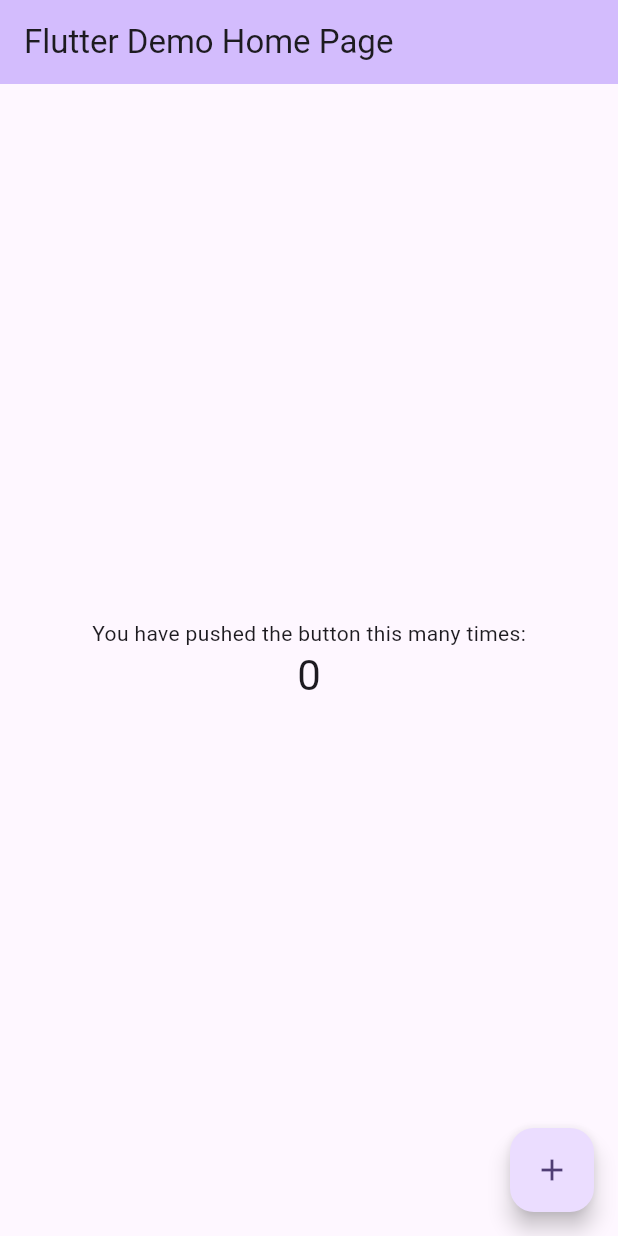
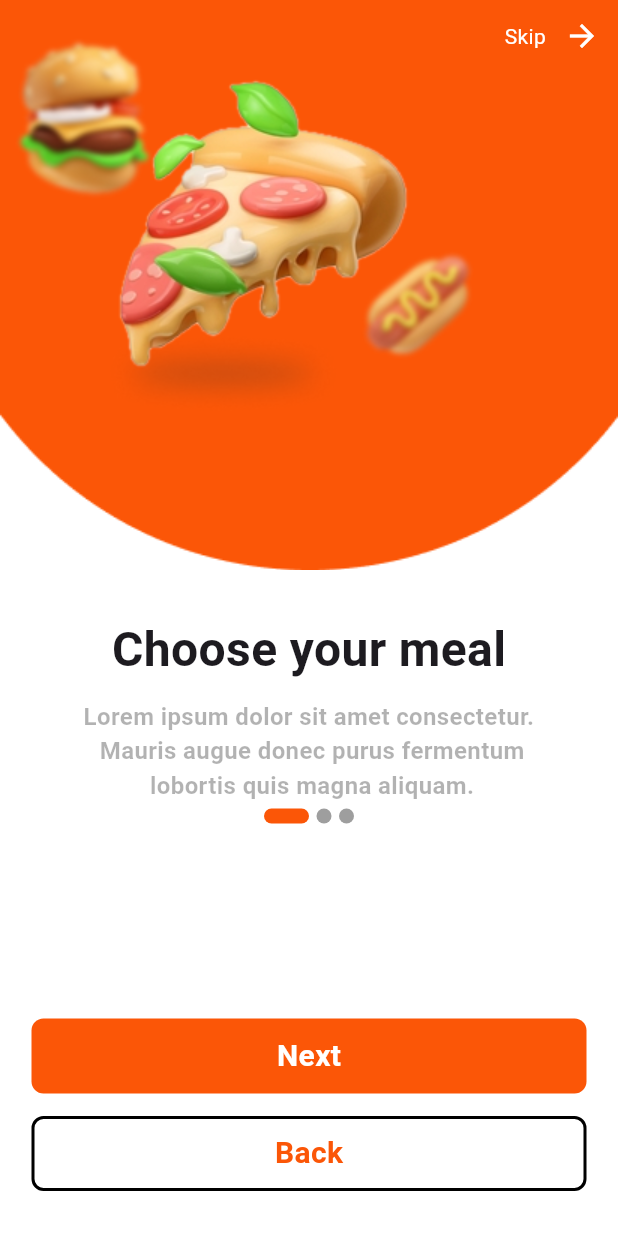
Before and after one commit to abdulrahmanibrahimdawood/restaurant, a Flutter app: the screen it shows after launch, on a phone screen of 412 x 824 dp. Run offline on Flutter 3.47's test engine with Material 3 defaults, Android fonts, the phone set to English and light mode, and no system bars.

Commit message:
create first 3 pages

```diff
--- /dev/null
+++ b/lib/constant.dart
@@ -0,0 +1,8 @@
+import 'package:flutter/material.dart';
+
+const kOnBoardScreenState = 'OnBoardScreenState';
+const kPrimaryColor = Color(0XFFFB5607);
+const kOpenAppPage = 'OpenAppPage';
+const kFirstPage = 'FirstPage';
+const kScoundPage = 'ScoundPage';
+const kThirdPage = 'ThirdPage';
--- a/lib/main.dart
+++ b/lib/main.dart
@@ -1,125 +1,33 @@
 import 'package:flutter/material.dart';
+import 'package:restaurant/constant.dart';
+import 'package:restaurant/pages/first_page.dart';
+import 'package:restaurant/pages/on_board_screen.dart';
+import 'package:restaurant/pages/open_app_page.dart';
+import 'package:restaurant/pages/scound_page.dart';
+import 'package:restaurant/pages/third_page.dart';
 
 void main() {
-  runApp(const MyApp());
+  runApp(const RestaurantApp());
 }
 
-class MyApp extends StatelessWidget {
-  const MyApp({super.key});
+class RestaurantApp extends StatelessWidget {
+  const RestaurantApp({super.key});
 
-  // This widget is the root of your application.
   @override
   Widget build(BuildContext context) {
     return MaterialApp(
-      title: 'Flutter Demo',
-      theme: ThemeData(
-        // This is the theme of your application.
-        //
-        // TRY THIS: Try running your application with "flutter run". You'll see
-        // the application has a blue toolbar. Then, without quitting the app,
-        // try changing the seedColor in the colorScheme below to Colors.green
-        // and then invoke "hot reload" (save your changes or press the "hot
-        // reload" button in a Flutter-supported IDE, or press "r" if you used
-        // the command line to start the app).
-        //
-        // Notice that the counter didn't reset back to zero; the application
-        // state is not lost during the reload. To reset the state, use hot
-        // restart instead.
-        //
-        // This works for code too, not just values: Most code changes can be
-        // tested with just a hot reload.
-        colorScheme: ColorScheme.fromSeed(seedColor: Colors.deepPurple),
-        useMaterial3: true,
+      routes: {
+        kOnBoardScreenState: (context) => OnBoardScreenState(),
+        kOpenAppPage: (context) => OpenAppPage(),
+        kFirstPage: (context) => FirstPage(),
+        kScoundPage: (context) => ScoundPage(),
+        kThirdPage: (context) => ThirdPage(),
+      },
+      debugShowCheckedModeBanner: false,
+      home: const Scaffold(
+        backgroundColor: Colors.white,
+        body: OnBoardScreenState(),
       ),
-      home: const MyHomePage(title: 'Flutter Demo Home Page'),
     );
   }
 }
-
-class MyHomePage extends StatefulWidget {
-  const MyHomePage({super.key, required this.title});
-
-  // This widget is the home page of your application. It is stateful, meaning
-  // that it has a State object (defined below) that contains fields that affect
-  // how it looks.
-
-  // This class is the configuration for the state. It holds the values (in this
-  // case the title) provided by the parent (in this case the App widget) and
-  // used by the build method of the State. Fields in a Widget subclass are
-  // always marked "final".
-
-  final String title;
-
-  @override
-  State<MyHomePage> createState() => _MyHomePageState();
-}
-
-class _MyHomePageState extends State<MyHomePage> {
-  int _counter = 0;
-
-  void _incrementCounter() {
-    setState(() {
-      // This call to setState tells the Flutter framework that something has
-      // changed in this State, which causes it to rerun the build method below
-      // so that the display can reflect the updated values. If we changed
-      // _counter without calling setState(), then the build method would not be
-      // called again, and so nothing would appear to happen.
-      _counter++;
-    });
-  }
-
-  @override
-  Widget build(BuildContext context) {
-    // This method is rerun every time setState is called, for instance as done
-    // by the _incrementCounter method above.
-    //
-    // The Flutter framework has been optimized to make rerunning build methods
-    // fast, so that you can just rebuild anything that needs updating rather
-    // than having to individually change instances of widgets.
-    return Scaffold(
-      appBar: AppBar(
-        // TRY THIS: Try changing the color here to a specific color (to
-        // Colors.amber, perhaps?) and trigger a hot reload to see the AppBar
-        // change color while the other colors stay the same.
-        backgroundColor: Theme.of(context).colorScheme.inversePrimary,
-        // Here we take the value from the MyHomePage object that was created by
-        // the App.build method, and use it to set our appbar title.
-        title: Text(widget.title),
-      ),
-      body: Center(
-        // Center is a layout widget. It takes a single child and positions it
-        // in the middle of the parent.
-        child: Column(
-          // Column is also a layout widget. It takes a list of children and
-          // arranges them vertically. By default, it sizes itself to fit its
-          // children horizontally, and tries to be as tall as its parent.
-          //
-          // Column has various properties to control how it sizes itself and
-          // how it positions its children. Here we use mainAxisAlignment to
-          // center the children vertically; the main axis here is the vertical
-          // axis because Columns are vertical (the cross axis would be
-          // horizontal).
-          //
-          // TRY THIS: Invoke "debug painting" (choose the "Toggle Debug Paint"
-          // action in the IDE, or press "p" in the console), to see the
-          // wireframe for each widget.
-          mainAxisAlignment: MainAxisAlignment.center,
-          children: <Widget>[
-            const Text(
-              'You have pushed the button this many times:',
-            ),
-            Text(
-              '$_counter',
-              style: Theme.of(context).textTheme.headlineMedium,
-            ),
-          ],
-        ),
-      ),
-      floatingActionButton: FloatingActionButton(
-        onPressed: _incrementCounter,
-        tooltip: 'Increment',
-        child: const Icon(Icons.add),
-      ), // This trailing comma makes auto-formatting nicer for build methods.
-    );
-  }
-}
--- /dev/null
+++ b/lib/pages/first_page.dart
@@ -0,0 +1,50 @@
+import 'package:flutter/material.dart';
+import 'package:restaurant/constant.dart';
+
+class FirstPage extends StatelessWidget {
+  const FirstPage({super.key});
+  static String id = kFirstPage;
+  @override
+  Widget build(BuildContext context) {
+    return SafeArea(
+      child: Column(
+        children: [
+          Stack(
+            children: [
+              Image.asset(
+                'lib/assets/images/Ellipse.png',
+                width: MediaQuery.of(context).size.width,
+                fit: BoxFit.cover,
+              ),
+              Image.asset(
+                'lib/assets/images/one.png',
+              ),
+            ],
+          ),
+          const SizedBox(
+            height: 30,
+          ),
+          const Text(
+            'Choose your meal',
+            style: TextStyle(fontSize: 32, fontWeight: FontWeight.bold),
+          ),
+          const SizedBox(
+            height: 10,
+          ),
+          Padding(
+            padding: const EdgeInsets.symmetric(horizontal: 50),
+            child: Text(
+              textAlign: TextAlign.center,
+              "Lorem ipsum dolor sit amet consectetur.\n Mauris augue donec purus fermentum \n lobortis quis magna aliquam.",
+              style: TextStyle(
+                fontSize: 16,
+                fontWeight: FontWeight.bold,
+                color: Colors.black.withOpacity(.3),
+              ),
+            ),
+          ),
+        ],
+      ),
+    );
+  }
+}
--- /dev/null
+++ b/lib/pages/on_board_screen.dart
@@ -0,0 +1,169 @@
+import 'package:flutter/material.dart';
+import 'package:restaurant/constant.dart';
+import 'package:restaurant/pages/first_page.dart';
+import 'package:restaurant/pages/scound_page.dart';
+import 'package:restaurant/pages/third_page.dart';
+
+class OnBoardScreenState extends StatefulWidget {
+  const OnBoardScreenState({super.key});
+  static String id = kOnBoardScreenState;
+  @override
+  State<OnBoardScreenState> createState() => _OnBoardScreenStateState();
+}
+
+class _OnBoardScreenStateState extends State<OnBoardScreenState> {
+  PageController controller = PageController();
+  int index = 0;
+  @override
+  Widget build(BuildContext context) {
+    return SafeArea(
+      child: Stack(
+        children: [
+          Column(
+            mainAxisAlignment: MainAxisAlignment.start,
+            children: [
+              Expanded(
+                child: PageView(
+                  onPageChanged: (value) {
+                    setState(() {
+                      index = value;
+                    });
+                  },
+                  controller: controller,
+                  children: const [
+                    FirstPage(),
+                    ScoundPage(),
+                    ThirdPage(),
+                  ],
+                ),
+              ),
+              Row(
+                mainAxisAlignment: MainAxisAlignment.center,
+                children: [
+                  CustomIndecator(
+                    active: index == 0,
+                  ),
+                  const SizedBox(
+                    width: 5,
+                  ),
+                  CustomIndecator(
+                    active: index == 1,
+                  ),
+                  const SizedBox(
+                    width: 5,
+                  ),
+                  CustomIndecator(
+                    active: index == 2,
+                  ),
+                ],
+              ),
+              const SizedBox(
+                height: 130,
+              ),
+              InkWell(
+                onTap: () {
+                  controller.animateToPage(index + 1,
+                      duration: const Duration(milliseconds: 250),
+                      curve: Curves.linear);
+                },
+                child: Container(
+                  height: 50,
+                  width: 370,
+                  decoration: BoxDecoration(
+                      color: kPrimaryColor,
+                      borderRadius: BorderRadius.circular(8)),
+                  child: Center(
+                    child: Text(
+                      index == 2 ? 'Start' : 'Next',
+                      style: const TextStyle(
+                          fontSize: 20,
+                          color: Colors.white,
+                          fontWeight: FontWeight.bold),
+                    ),
+                  ),
+                ),
+              ),
+              const SizedBox(
+                height: 15,
+              ),
+              InkWell(
+                onTap: () {
+                  controller.animateToPage(index - 1,
+                      duration: const Duration(milliseconds: 250),
+                      curve: Curves.linear);
+                },
+                child: Container(
+                  height: 50,
+                  width: 370,
+                  decoration: BoxDecoration(
+                    border: Border.all(color: Colors.black, width: 2),
+                    borderRadius: BorderRadius.circular(8),
+                  ),
+                  child: const Center(
+                    child: Text(
+                      'Back',
+                      style: TextStyle(
+                          fontSize: 20,
+                          fontWeight: FontWeight.bold,
+                          color: kPrimaryColor),
+                    ),
+                  ),
+                ),
+              ),
+              const SizedBox(
+                height: 30,
+              ),
+            ],
+          ),
+          index < 2
+              ? Row(
+                  mainAxisAlignment: MainAxisAlignment.end,
+                  children: [
+                    const Text(
+                      'Skip',
+                      style: TextStyle(
+                        color: Colors.white,
+                      ),
+                    ),
+                    IconButton(
+                      onPressed: () {
+                        if (index == 0) {
+                          controller.animateToPage(index + 2,
+                              duration: const Duration(milliseconds: 500),
+                              curve: Curves.linear);
+                        } else {
+                          controller.animateToPage(index + 1,
+                              duration: const Duration(milliseconds: 250),
+                              curve: Curves.linear);
+                        }
+                      },
+                      icon: const Icon(
+                        Icons.arrow_forward,
+                        color: Colors.white,
+                      ),
+                    )
+                  ],
+                )
+              : const Text(''),
+        ],
+      ),
+    );
+  }
+}
+
+class CustomIndecator extends StatelessWidget {
+  const CustomIndecator({super.key, required this.active});
+  final bool active;
+  @override
+  Widget build(BuildContext context) {
+    return AnimatedContainer(
+      duration: const Duration(milliseconds: 250),
+      decoration: BoxDecoration(
+        color: active ? kPrimaryColor : Colors.grey,
+        borderRadius: BorderRadius.circular(100),
+      ),
+      height: 10,
+      width: active ? 30 : 10,
+    );
+  }
+}
--- a/pubspec.yaml
+++ b/pubspec.yaml
@@ -59,9 +59,8 @@ flutter:
   uses-material-design: true
 
   # To add assets to your application, add an assets section, like this:
-  # assets:
-  #   - images/a_dot_burr.jpeg
-  #   - images/a_dot_ham.jpeg
+  assets:
+    - lib/assets/images/
 
   # An image asset can refer to one or more resolution-specific "variants", see
   # https://flutter.dev/assets-and-images/#resolution-aware
```
Also changed, not shown: lib/pages/open_app_page.dart (added, +16 -0 lines), lib/pages/scound_page.dart (added, +50 -0 lines), lib/pages/third_page.dart (added, +50 -0 lines), lib/assets/images/Ellipse.png (added), lib/assets/images/one.png (added), lib/assets/images/three.png (added), lib/assets/images/two.png (added), lib/assets/images/zero.png (added), 1 other file.
